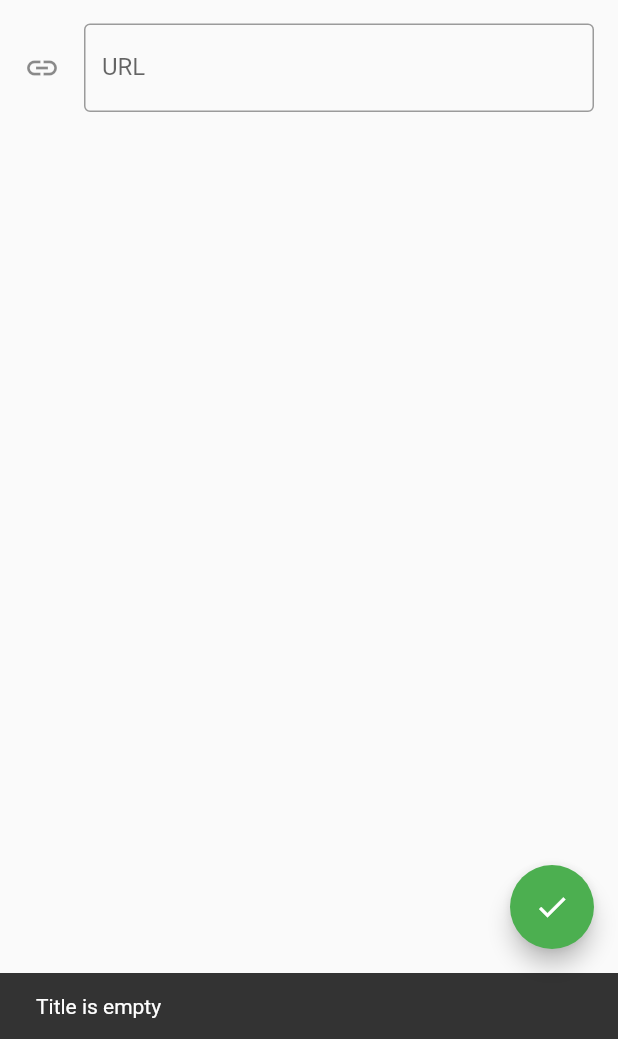
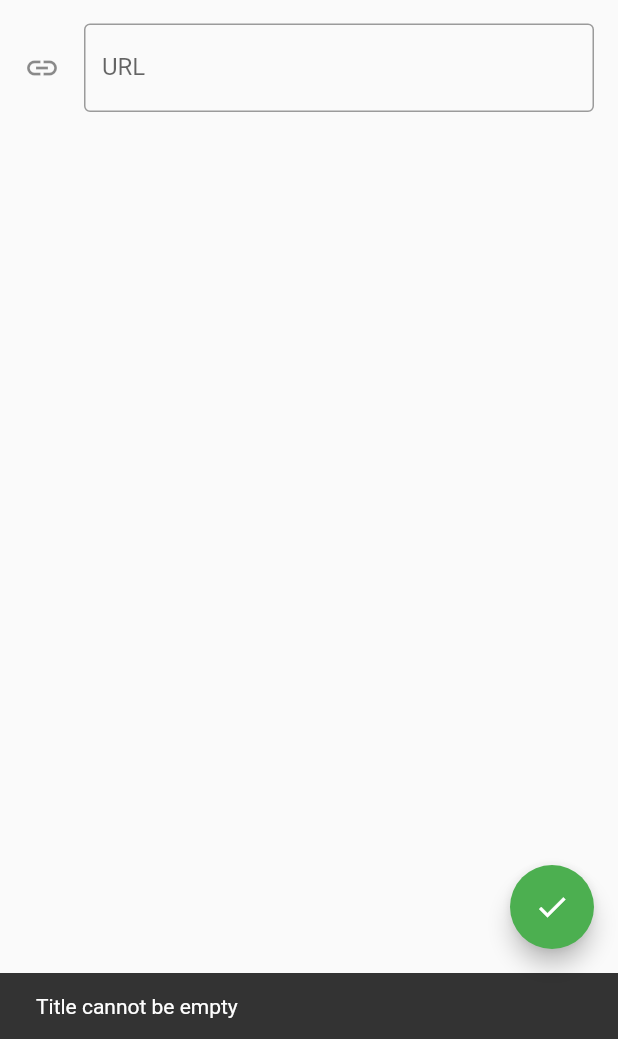
Before and after one commit to arsmors/bookmarks, a Flutter app: the AddBookmarkPage screen opened directly, after a tap on the "check" icon, on a phone screen of 412 x 824 dp, the part 197-1236 px from its top. Run offline on Flutter 3.47's test engine with Material 2 defaults, Android fonts, the phone set to English and light mode, and no system bars; our stand-ins replace webview_flutter.

Commit message:
create new bookmark

```diff
--- a/lib/page/add_bookmark_page.dart
+++ b/lib/page/add_bookmark_page.dart
@@ -1,3 +1,4 @@
+import 'package:bookmark/model/bookmark.dart';
 import 'package:flutter/material.dart';
 
 class AddBookmarkPage extends StatefulWidget {
@@ -27,8 +28,9 @@ class _AddBookmarkPageState extends State<AddBookmarkPage> {
 
               Scaffold.of(context).hideCurrentSnackBar();
               if (isInputValid(title, link)) {
-                print("Title: ${_titleTextController.text}");
-                print("Link: ${_linkTextController.text}");
+                Navigator.pop(context, Bookmark(title, link));
+//                print("Title: ${_titleTextController.text}");
+//                print("Link: ${_linkTextController.text}");
               } else {
                 showInputError(context, title, link);
               }
@@ -83,9 +85,9 @@ class _AddBookmarkPageState extends State<AddBookmarkPage> {
 
   void showInputError(BuildContext context, String title, String link) {
     if (title.isEmpty) {
-      showSnackBar(context, "Title is empty");
+      showSnackBar(context, "Title cannot be empty");
     } else if (link.isEmpty) {
-      showSnackBar(context, "Link is empty");
+      showSnackBar(context, "Link cannot be empty");
     }
   }
 
--- a/lib/util/navigation_util.dart
+++ b/lib/util/navigation_util.dart
@@ -9,8 +9,8 @@ void navigateToViewBookmarkPage(Bookmark bookmark, BuildContext context) {
   );
 }
 
-void navigateToAddBookmarkPage(BuildContext context) {
-  Navigator.of(context).push(
+Future navigateToAddBookmarkPage(BuildContext context) {
+  return Navigator.of(context).push(
     MaterialPageRoute(
       builder: (context) => AddBookmarkPage(),
     ),
```
Also changed, not shown: lib/page/bookmarks_page.dart (+17 -2 lines), lib/widget/bookmarks_list_widget.dart (+10 -4 lines).
